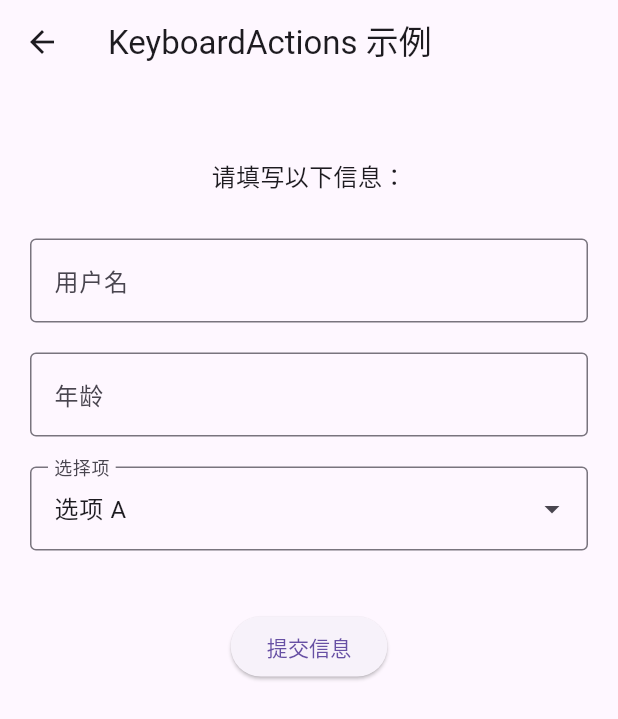
After one commit to haoyuedada/my_app_3_35, a Flutter app: the KeyboardActionsExample screen opened directly, on a phone screen of 412 x 824 dp. The commit adds this screen. Shown: the top 719 px of the screen. Run offline on Flutter 3.47's test engine with Material 3 defaults, Android fonts, the phone set to English and light mode, and no system bars; drawn by our look-alikes of keyboard_actions; our stand-ins replace audioplayers, connectivity_plus, device_info_plus, flutter_local_notifications, flutter_widget_from_html_core, fluttertoast and 2 more; missing offline and left inert: flutter_inappwebview, mobile_scanner.

Commit message:
add keyboard_actions and mobile_scanner

```diff
--- /dev/null
+++ b/lib/samples/keyboard_actions_demo.dart
@@ -0,0 +1,218 @@
+import 'package:flutter/material.dart';
+import 'package:keyboard_actions/keyboard_actions.dart';
+
+class KeyboardActionsExample extends StatefulWidget {
+  const KeyboardActionsExample({super.key});
+
+  @override
+  _KeyboardActionsExampleState createState() => _KeyboardActionsExampleState();
+}
+
+class _KeyboardActionsExampleState extends State<KeyboardActionsExample> {
+  // 1. 创建焦点节点（FocusNode）
+  final FocusNode _focusNode1 = FocusNode(); // 用于第一个输入框
+  final FocusNode _focusNode2 = FocusNode(); // 用于第二个输入框
+  final FocusNode _focusNode3 = FocusNode(); // 用于第三个“选择器”
+
+  // 用于表单控制和取值
+  final TextEditingController _controller1 = TextEditingController();
+  final TextEditingController _controller2 = TextEditingController();
+  String _selectedOption = '选项 A'; // 模拟选择器的值
+
+  @override
+  void dispose() {
+    // 释放资源
+    _focusNode1.dispose();
+    _focusNode2.dispose();
+    _focusNode3.dispose();
+    _controller1.dispose();
+    _controller2.dispose();
+    super.dispose();
+  }
+
+  // 2. 配置 KeyboardActions（核心部分）
+  KeyboardActionsConfig _buildKeyboardConfig(BuildContext context) {
+    return KeyboardActionsConfig(
+      keyboardActionsPlatform: KeyboardActionsPlatform.ALL, // 适用于所有平台
+      keyboardBarColor: Colors.grey[100], // 工具栏颜色
+      nextFocus: true, // 启用“下一项”功能
+      actions: [
+        // 为第一个输入框配置动作
+        KeyboardActionsItem(
+          focusNode: _focusNode1,
+          toolbarButtons: [
+            (node) {
+              return GestureDetector(
+                onTap: () => node.unfocus(), // 点击按钮收起键盘
+                child: const Padding(
+                  padding: EdgeInsets.all(8.0),
+                  child: Text('收起',
+                    style: TextStyle(color: Colors.blue),
+                  ),
+                ),
+              );
+            },
+          ],
+        ),
+        // 为第二个输入框配置动作
+        KeyboardActionsItem(
+          focusNode: _focusNode2,
+          displayDoneButton: false, // 不显示默认的“完成”按钮
+          toolbarButtons: [
+            (node) {
+              return GestureDetector(
+                onTap: () {
+                  // 自定义动作：清空输入框
+                  _controller2.clear();
+                },
+                child: const Padding(
+                  padding: EdgeInsets.all(8.0),
+                  child: Icon(Icons.clear, color: Colors.grey),
+                ),
+              );
+            },
+          ],
+        ),
+        // 为第三个“选择器”配置动作
+        KeyboardActionsItem(
+          focusNode: _focusNode3,
+          // 当此项目获得焦点时，显示一个“选择”按钮
+          toolbarButtons: [
+            (node) {
+              return GestureDetector(
+                onTap: () => _showSelectionDialog(context),
+                child: const Padding(
+                  padding: EdgeInsets.all(8.0),
+                  child: Text('选择',
+                    style: TextStyle(color: Colors.blue, fontWeight: FontWeight.bold),
+                  ),
+                ),
+              );
+            },
+          ],
+        ),
+      ],
+    );
+  }
+
+  // 模拟一个选择对话框
+  void _showSelectionDialog(BuildContext context) {
+    showDialog(
+      context: context,
+      builder: (ctx) => SimpleDialog(
+        title: const Text('请选择一个选项'),
+        children: ['选项 A', '选项 B', '选项 C']
+            .map((option) => SimpleDialogOption(
+                  onPressed: () {
+                    setState(() {
+                      _selectedOption = option;
+                    });
+                    Navigator.pop(ctx);
+                    _focusNode3.unfocus(); // 选择后收起键盘
+                  },
+                  child: Text(option),
+                ))
+            .toList(),
+      ),
+    );
+  }
+
+  @override
+  Widget build(BuildContext context) {
+    return Scaffold(
+      appBar: AppBar(title: const Text('KeyboardActions 示例')),
+      body: Padding(
+        padding: const EdgeInsets.all(20.0),
+        // 3. 用 KeyboardActions 包裹表单区域
+        child: KeyboardActions(
+          config: _buildKeyboardConfig(context),
+          autoScroll: true, // 自动滚动以确保输入框可见
+          child: Form(
+            child: Column(
+              children: [
+                const SizedBox(height: 30),
+                const Text('请填写以下信息：', style: TextStyle(fontSize: 16)),
+                const SizedBox(height: 30),
+                // 输入框 1：普通文本
+                TextFormField(
+                  focusNode: _focusNode1,
+                  controller: _controller1,
+                  decoration: const InputDecoration(
+                    labelText: '用户名',
+                    border: OutlineInputBorder(),
+                    hintText: '请输入用户名',
+                  ),
+                  textInputAction: TextInputAction.next, // 键盘上的“下一项”
+                ),
+                const SizedBox(height: 20),
+                // 输入框 2：数字输入
+                TextFormField(
+                  focusNode: _focusNode2,
+                  controller: _controller2,
+                  keyboardType: TextInputType.number,
+                  decoration: const InputDecoration(
+                    labelText: '年龄',
+                    border: OutlineInputBorder(),
+                    hintText: '请输入年龄',
+                  ),
+                  textInputAction: TextInputAction.next,
+                ),
+                const SizedBox(height: 20),
+                // 输入框 3：模拟的下拉选择器（实际是一个可获得焦点的文本框）
+                GestureDetector(
+                  onTap: () {
+                    // 点击时获取焦点，会触发键盘工具栏显示
+                    FocusScope.of(context).requestFocus(_focusNode3);
+                    // 同时弹出选择对话框
+                    _showSelectionDialog(context);
+                  },
+                  child: AbsorbPointer(
+                    // 吸收指针事件，让 GestureDetector 生效
+                    child: TextFormField(
+                      focusNode: _focusNode3,
+                      enabled: true,
+                      controller: TextEditingController(text: _selectedOption),
+                      decoration: const InputDecoration(
+                        labelText: '选择项',
+                        border: OutlineInputBorder(),
+                        hintText: '请点击选择',
+                        suffixIcon: Icon(Icons.arrow_drop_down),
+                      ),
+                    ),
+                  ),
+                ),
+                const SizedBox(height: 40),
+                ElevatedButton(
+                  onPressed: () {
+                    // 提交表单时，收起所有键盘
+                    FocusScope.of(context).unfocus();
+                    _showSubmittedDialog(context);
+                  },
+                  child: const Text('提交信息'),
+                ),
+              ],
+            ),
+          ),
+        ),
+      ),
+    );
+  }
+
+  void _showSubmittedDialog(BuildContext context) {
+    showDialog(
+      context: context,
+      builder: (ctx) => AlertDialog(
+        title: const Text('提交的信息'),
+        content: Text('用户名: ${_controller1.text}\n'
+                     '年龄: ${_controller2.text}\n'
+                     '选择项: $_selectedOption'),
+        actions: [
+          TextButton(
+            onPressed: () => Navigator.pop(ctx),
+            child: const Text('确定'),
+          ),
+        ],
+      ),
+    );
+  }
+}
```
Also changed, not shown: lib/samples/library_test_home.dart (+18 -0 lines), lib/samples/mobile_scanner_demo.dart (added, +99 -0 lines), pubspec.yaml (+8 -1 lines), pubspec.lock, 1 other file.
